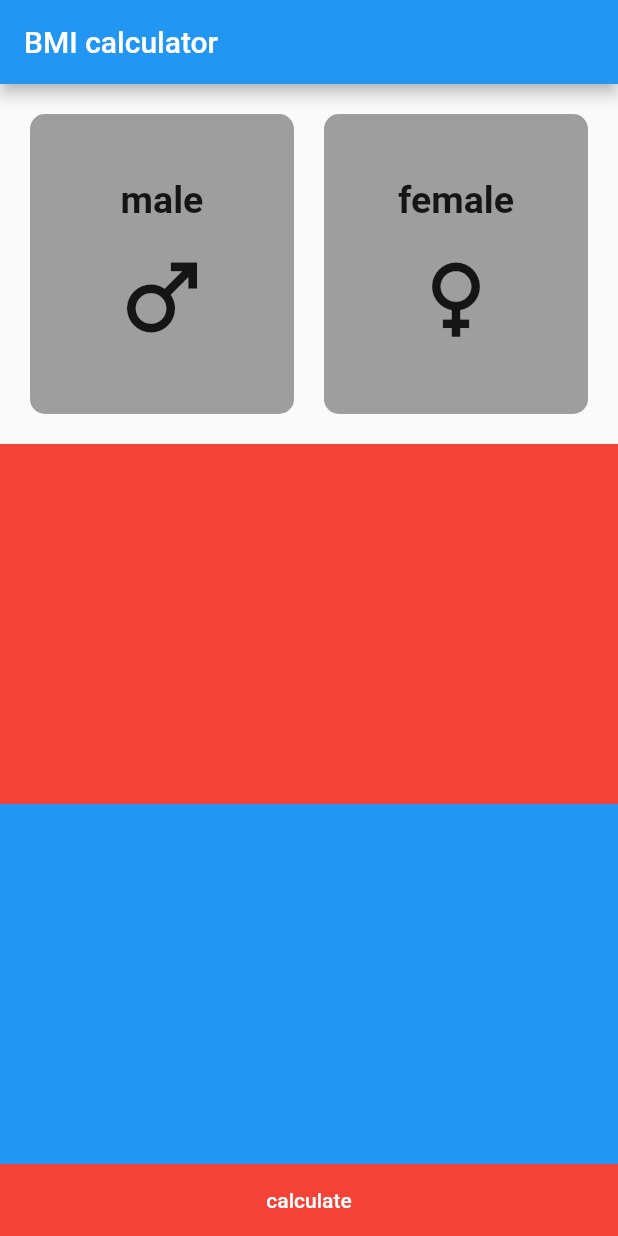
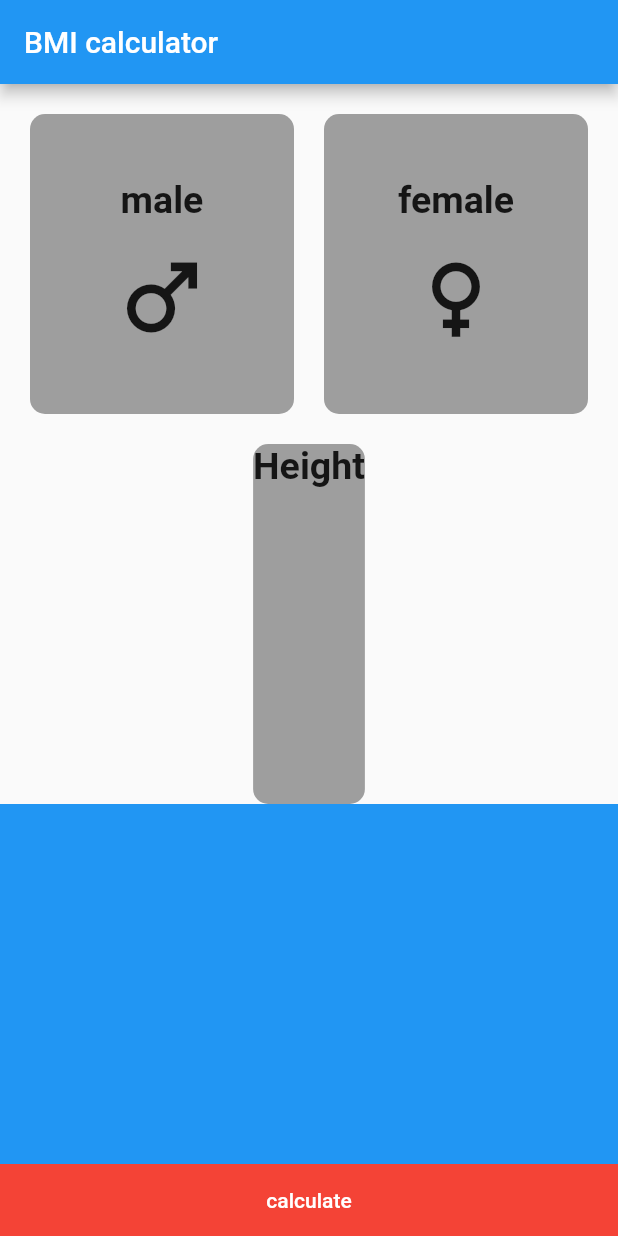
Before and after one commit to fathyBaiomy/bmi_calculator, a Flutter app: the screen it shows after launch, on a phone screen of 412 x 824 dp. Run offline on Flutter 3.47's test engine with Material 2 defaults, Android fonts, the phone set to English and light mode, and no system bars; missing offline and left inert: dart:ffi.

Commit message:
initialized slider widget

```diff
--- a/lib/main.dart
+++ b/lib/main.dart
@@ -42,10 +42,7 @@ class MyApp extends StatelessWidget {
               ),
             ),
             Expanded(
-              child: Container(
-                width: double.infinity,
-                color: Colors.red,
-              ),
+              child: BoxContainer(child: SliderWidget()),
             ),
             Expanded(
               child: Container(
@@ -93,11 +90,24 @@ Widget MaleFemaleWidget({required String text, required IconData icon}) {
   );
 }
 
-Widget BoxContainer({required Widget child, Color color = Colors.grey}) =>
-    Container(
+Widget SliderWidget() {
+  return Column(
+    children: [
+      Text("Height",
+          style: TextStyle(
+            fontSize: 25,
+            fontWeight: FontWeight.bold,
+          )),
+    ],
+  );
+}
+
+Widget BoxContainer({required Widget child, Color color = Colors.grey}) {
+  return Container(
     decoration: BoxDecoration(
       borderRadius: BorderRadius.circular(10),
       color: color,
     ),
     child: child,
   );
+}
```
Lines whose indentation alone changed are shown as unchanged.
